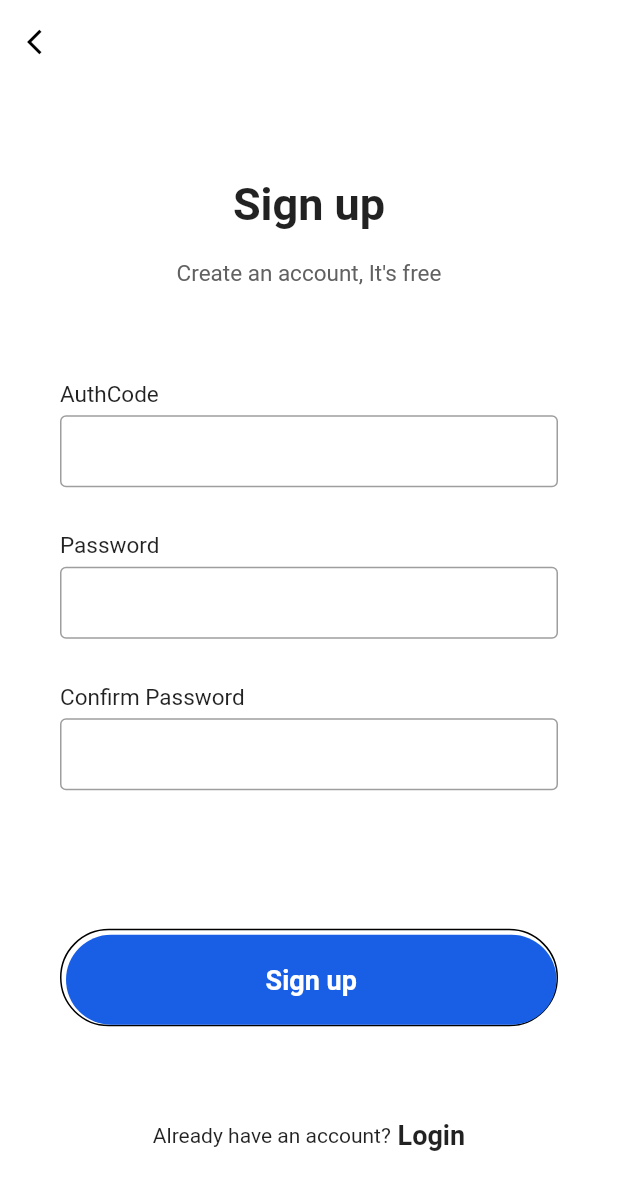
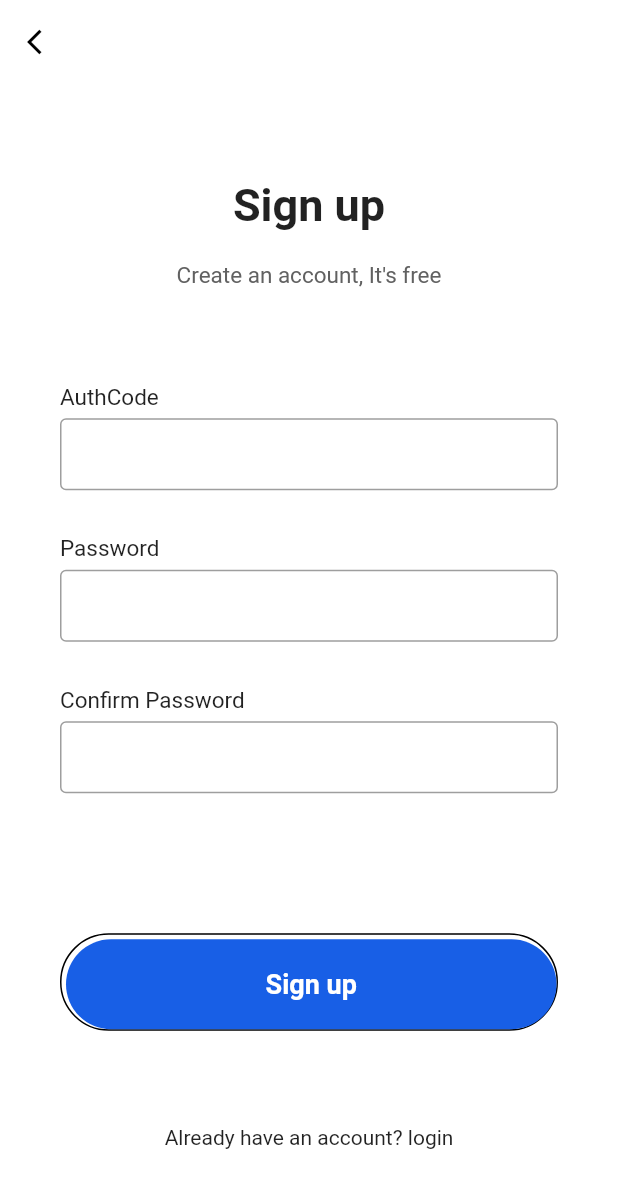
Before and after one commit to moon-grp/drorjiapp, a Flutter app: the SignupPage screen opened directly, on a phone screen of 412 x 824 dp. Shown: the top 1190 px of the screen. Run offline on Flutter 3.47's test engine with Material 2 defaults, Android fonts, the phone set to English and light mode, and no system bars; network calls fail.

Commit message:
fixes to routing

```diff
--- a/lib/main.dart
+++ b/lib/main.dart
@@ -15,7 +15,7 @@ class MyApp extends StatelessWidget {
         debugShowCheckedModeBanner: false,
         title: 'Dr orji telemedicine',
         home: Scaffold(
-          body: Login(),
+          body: Onboarding(),
         ));
   }
 }
--- a/lib/signup.dart
+++ b/lib/signup.dart
@@ -1,3 +1,4 @@
+import 'package:drorji/login.dart';
 import 'package:flutter/material.dart';
 
 class SignupPage extends StatelessWidget {
@@ -81,11 +82,13 @@ class SignupPage extends StatelessWidget {
               Row(
                 mainAxisAlignment: MainAxisAlignment.center,
                 children: <Widget>[
-                  Text("Already have an account?"),
-                  Text(
-                    " Login",
-                    style: TextStyle(fontWeight: FontWeight.w600, fontSize: 18),
-                  ),
+                  GestureDetector(
+                    onTap: () {
+                      Navigator.push(context,
+                          MaterialPageRoute(builder: (context) => Login()));
+                    },
+                    child: Text("Already have an account? login"),
+                  )
                 ],
               ),
             ],
```
Also changed, not shown: lib/login.dart (+14 -7 lines), lib/onboarding.dart (+17 -7 lines).
